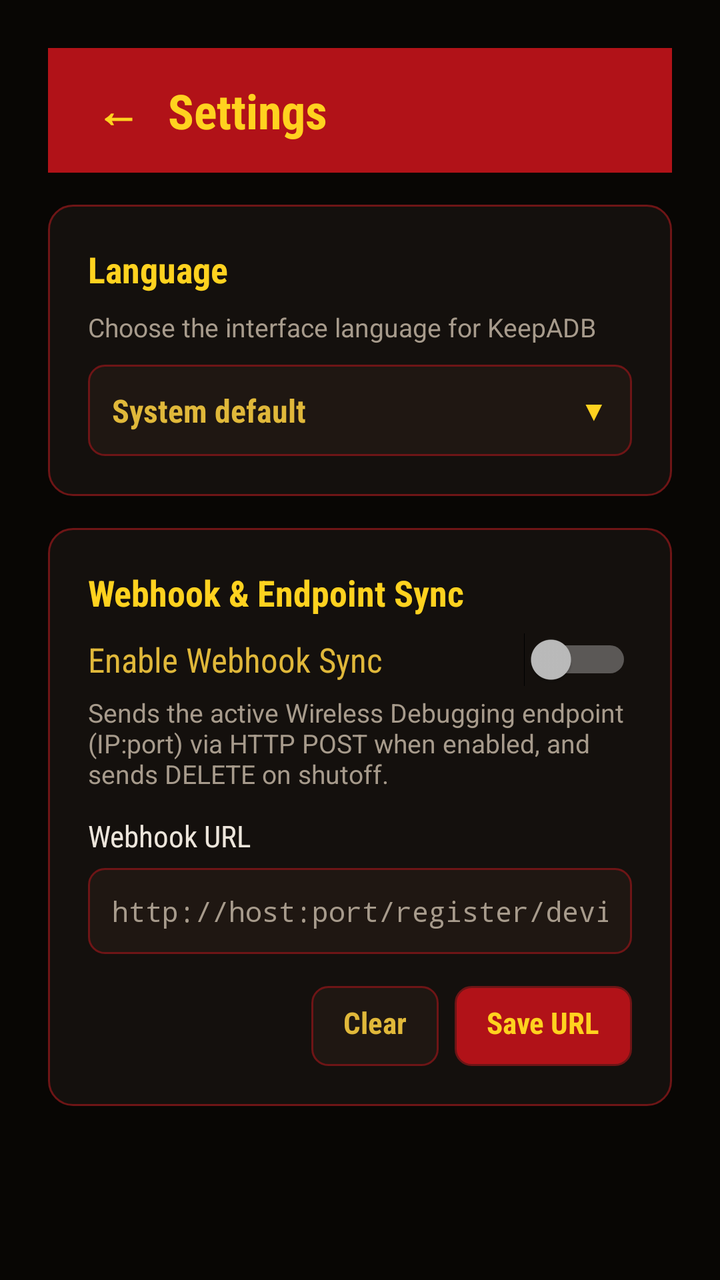
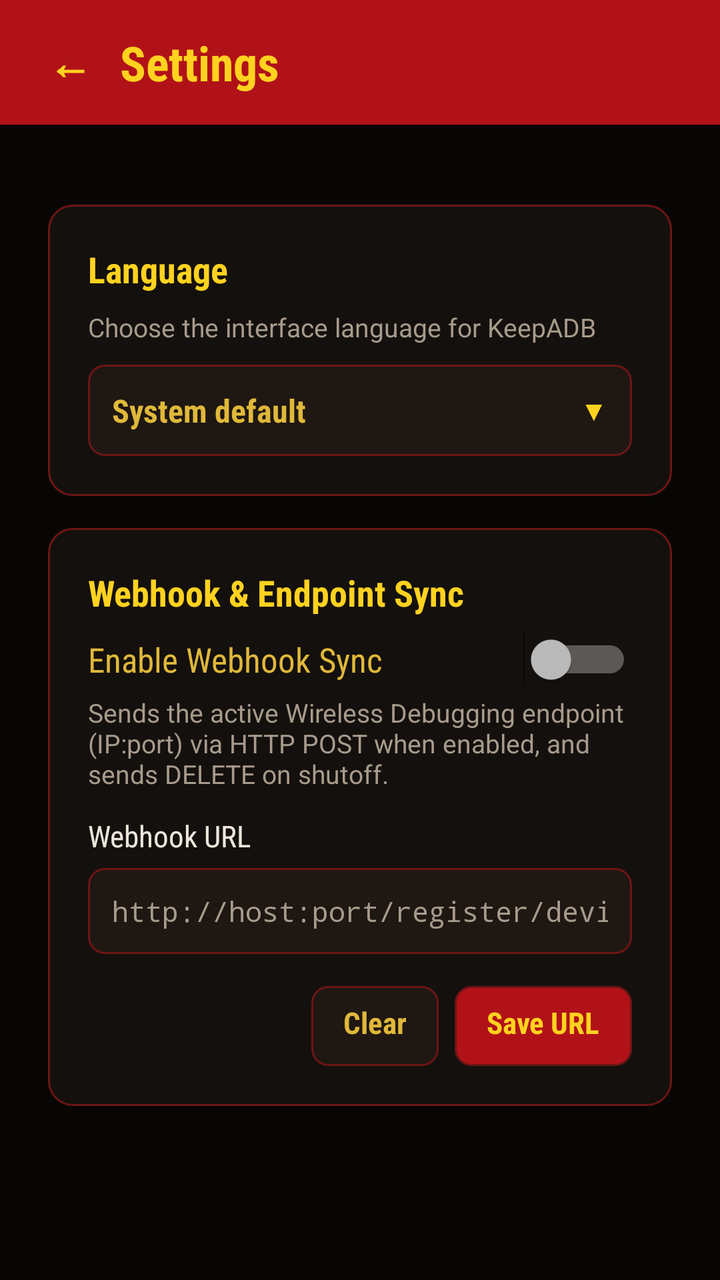

Compare the two renders of this Android layout. The source of the first and the diff that turns it into the second are given below.
<!-- AndroidManifest.xml: application theme Theme.KeepADB -->
<!-- res/layout/activity_settings.xml -->
<?xml version="1.0" encoding="utf-8"?>
<ScrollView xmlns:android="http://schemas.android.com/apk/res/android"
    android:layout_width="match_parent"
    android:layout_height="match_parent"
    android:background="@color/ground"
    android:fillViewport="true">

    <LinearLayout
        android:layout_width="match_parent"
        android:layout_height="wrap_content"
        android:orientation="vertical"
        android:padding="24dp">

        
        <LinearLayout
            android:layout_width="match_parent"
            android:layout_height="wrap_content"
            android:background="@color/banner_red"
            android:gravity="center_vertical"
            android:orientation="horizontal"
            android:padding="12dp">

            <Button
                android:id="@+id/btn_back"
                android:layout_width="wrap_content"
                android:layout_height="wrap_content"
                android:background="@drawable/bg_btn_header"
                android:fontFamily="sans-serif-condensed"
                android:minWidth="0dp"
                android:minHeight="36dp"
                android:paddingStart="12dp"
                android:paddingTop="4dp"
                android:paddingEnd="14dp"
                android:paddingBottom="4dp"
                android:text="←"
                android:textColor="@color/title_yellow"
                android:textSize="22sp"
                android:textStyle="bold" />

            <TextView
                android:layout_width="0dp"
                android:layout_height="wrap_content"
                android:layout_weight="1"
                android:fontFamily="sans-serif-condensed"
                android:text="@string/title_settings"
                android:textColor="@color/title_yellow"
                android:textSize="24sp"
                android:textStyle="bold" />
        </LinearLayout>

        
        <LinearLayout
            android:id="@+id/settings_permission_panel"
            android:layout_width="match_parent"
            android:layout_height="wrap_content"
            android:layout_marginTop="16dp"
            android:background="@drawable/bg_panel"
            android:orientation="vertical"
            android:visibility="gone">

            <TextView
                android:layout_width="match_parent"
                android:layout_height="wrap_content"
                android:fontFamily="sans-serif-condensed"
                android:text="@string/setup_title"
                android:textColor="@color/title_yellow"
                android:textSize="18sp"
                android:textStyle="bold" />

            <TextView
                android:layout_width="match_parent"
                android:layout_height="wrap_content"
                android:layout_marginTop="8dp"
                android:fontFamily="sans-serif"
                android:text="@string/settings_permission_warning"
                android:textColor="@color/night_text"
                android:textSize="13sp" />
        </LinearLayout>

        
        <LinearLayout
            android:id="@+id/settings_language_panel"
            android:layout_width="match_parent"
            android:layout_height="wrap_content"
            android:layout_marginTop="16dp"
            android:background="@drawable/bg_panel"
            android:orientation="vertical">

            <TextView
                android:layout_width="match_parent"
                android:layout_height="wrap_content"
                android:layout_marginBottom="8dp"
                android:fontFamily="sans-serif-condensed"
                android:text="@string/settings_section_language"
                android:textColor="@color/title_yellow"
                android:textSize="18sp"
                android:textStyle="bold" />

            <TextView
                android:layout_width="match_parent"
                android:layout_height="wrap_content"
                android:fontFamily="sans-serif"
                android:text="@string/settings_language_subtext"
                android:textColor="@color/night_muted"
                android:textSize="13sp" />

            <LinearLayout
                android:id="@+id/settings_language_selector"
                android:layout_width="match_parent"
                android:layout_height="wrap_content"
                android:layout_marginTop="10dp"
                android:background="@drawable/bg_card_clickable"
                android:clickable="true"
                android:focusable="true"
                android:gravity="center_vertical"
                android:orientation="horizontal"
                android:padding="12dp">

                <TextView
                    android:id="@+id/settings_language_selected_text"
                    android:layout_width="0dp"
                    android:layout_height="wrap_content"
                    android:layout_weight="1"
                    android:fontFamily="sans-serif-condensed"
                    android:text="@string/settings_language_system_default"
                    android:textColor="@color/text_yellow"
                    android:textSize="16sp"
                    android:textStyle="bold" />

                <TextView
                    android:layout_width="wrap_content"
                    android:layout_height="wrap_content"
                    android:fontFamily="sans-serif-condensed"
                    android:text="▼"
                    android:textColor="@color/title_yellow"
                    android:textSize="14sp" />
            </LinearLayout>
        </LinearLayout>

        
        <LinearLayout
            android:id="@+id/settings_webhook_panel"
            android:layout_width="match_parent"
            android:layout_height="wrap_content"
            android:layout_marginTop="16dp"
            android:background="@drawable/bg_panel"
            android:orientation="vertical">

            <TextView
                android:layout_width="match_parent"
                android:layout_height="wrap_content"
                android:layout_marginBottom="8dp"
                android:fontFamily="sans-serif-condensed"
                android:text="@string/settings_webhook_title"
                android:textColor="@color/title_yellow"
                android:textSize="18sp"
                android:textStyle="bold" />

            <Switch
                android:id="@+id/settings_webhook_toggle"
                android:layout_width="match_parent"
                android:layout_height="wrap_content"
                android:fontFamily="sans-serif-condensed"
                android:text="@string/settings_webhook_toggle"
                android:textColor="@color/text_yellow"
                android:textSize="17sp" />

            <TextView
                android:layout_width="match_parent"
                android:layout_height="wrap_content"
                android:layout_marginTop="4dp"
                android:layout_marginBottom="12dp"
                android:fontFamily="sans-serif"
                android:text="@string/settings_webhook_subtext"
                android:textColor="@color/night_muted"
                android:textSize="13sp" />

            <TextView
                android:layout_width="match_parent"
                android:layout_height="wrap_content"
                android:fontFamily="sans-serif-condensed"
                android:text="@string/settings_webhook_url_label"
                android:textColor="@color/night_text"
                android:textSize="15sp" />

            <EditText
                android:id="@+id/settings_webhook_url"
                android:layout_width="match_parent"
                android:layout_height="wrap_content"
                android:layout_marginTop="6dp"
                android:background="@drawable/bg_input"
                android:fontFamily="monospace"
                android:hint="@string/settings_webhook_url_hint"
                android:inputType="textUri"
                android:padding="12dp"
                android:textColor="@color/night_text"
                android:textColorHint="@color/night_muted"
                android:textSize="14sp" />

            <TextView
                android:id="@+id/settings_webhook_error"
                android:layout_width="match_parent"
                android:layout_height="wrap_content"
                android:layout_marginTop="6dp"
                android:fontFamily="sans-serif"
                android:textColor="@color/link_red"
                android:textSize="13sp"
                android:visibility="gone" />

            <LinearLayout
                android:layout_width="match_parent"
                android:layout_height="wrap_content"
                android:layout_marginTop="16dp"
                android:gravity="end"
                android:orientation="horizontal">

                <Button
                    android:id="@+id/settings_webhook_clear"
                    android:layout_width="wrap_content"
                    android:layout_height="wrap_content"
                    android:layout_marginEnd="8dp"
                    android:background="@drawable/bg_btn_secondary"
                    android:fontFamily="sans-serif-condensed"
                    android:minHeight="40dp"
                    android:paddingStart="16dp"
                    android:paddingTop="8dp"
                    android:paddingEnd="16dp"
                    android:paddingBottom="8dp"
                    android:text="@string/settings_webhook_btn_clear"
                    android:textColor="@color/text_yellow"
                    android:textSize="15sp"
                    android:textStyle="bold" />

                <Button
                    android:id="@+id/settings_webhook_save"
                    android:layout_width="wrap_content"
                    android:layout_height="wrap_content"
                    android:background="@drawable/bg_btn_primary"
                    android:fontFamily="sans-serif-condensed"
                    android:minHeight="40dp"
                    android:paddingStart="16dp"
                    android:paddingTop="8dp"
                    android:paddingEnd="16dp"
                    android:paddingBottom="8dp"
                    android:text="@string/settings_webhook_btn_save"
                    android:textColor="@color/title_yellow"
                    android:textSize="15sp"
                    android:textStyle="bold" />
            </LinearLayout>
        </LinearLayout>

    </LinearLayout>
</ScrollView>
<!-- resources referenced by this layout -->
<resources>
  <color name="banner_red">#B11218</color>
  <color name="ground">#080604</color>
  <color name="link_red">#E23A2E</color>
  <color name="night_muted">#A79B8C</color>
  <color name="night_text">#EDE6DC</color>
  <color name="text_yellow">#E0B83A</color>
  <color name="title_yellow">#FFD21F</color>
  <!-- drawable bg_input (drawable) -->
  <?xml version="1.0" encoding="utf-8"?>
  <selector xmlns:android="http://schemas.android.com/apk/res/android">
      <item android:state_focused="true">
          <shape>
              <solid android:color="@color/panel_strong" />
              <stroke android:width="1.5dp" android:color="@color/title_yellow" />
              <corners android:radius="@dimen/radius_control" />
          </shape>
      </item>
      <item>
          <shape>
              <solid android:color="@color/panel_strong" />
              <stroke android:width="1dp" android:color="@color/border_red" />
              <corners android:radius="@dimen/radius_control" />
          </shape>
      </item>
  </selector>
  <!-- drawable bg_panel (drawable) -->
  <?xml version="1.0" encoding="utf-8"?>
  <shape xmlns:android="http://schemas.android.com/apk/res/android">
      <solid android:color="@color/panel" />
      <stroke android:width="1dp" android:color="@color/border_red" />
      <corners android:radius="@dimen/radius_panel" />
      <padding android:left="20dp" android:top="20dp" android:right="20dp" android:bottom="20dp" />
  </shape>
  <string name="settings_language_subtext">Choose the interface language for KeepADB</string>
  <string name="settings_language_system_default">System default</string>
  <string name="settings_permission_warning">System permission WRITE_SECURE_SETTINGS missing. KeepADB cannot toggle Wireless Debugging until permission is granted.</string>
  <string name="settings_section_language">Language</string>
  <string name="settings_webhook_btn_clear">Clear</string>
  <string name="settings_webhook_btn_save">Save URL</string>
  <string name="settings_webhook_subtext">Sends the active Wireless Debugging endpoint (IP:port) via HTTP POST when enabled, and sends DELETE on shutoff.</string>
  <string name="settings_webhook_title">Webhook &amp; Endpoint Sync</string>
  <string name="settings_webhook_toggle">Enable Webhook Sync</string>
  <string name="settings_webhook_url_hint">http://host:port/register/device</string>
  <string name="settings_webhook_url_label">Webhook URL</string>
  <string name="setup_title">First-time setup</string>
  <string name="title_settings">Settings</string>
  <style name="Theme.KeepADB" parent="android:style/Theme.Material.NoActionBar">
          <item name="android:fontFamily">sans-serif</item>
          <item name="android:windowBackground">@color/ground</item>
          <item name="android:colorAccent">@color/title_yellow</item>
          <item name="android:colorControlActivated">@color/title_yellow</item>
          <item name="android:colorControlHighlight">@color/border_red</item>
          <item name="android:navigationBarColor">@color/ground</item>
          <item name="android:statusBarColor">@color/banner_red</item>
          <item name="android:windowLightStatusBar">false</item>
          <item name="android:textColorPrimary">@color/night_text</item>
          <item name="android:textColorSecondary">@color/night_muted</item>
      </style>
  <color name="primary_red">#D01822</color>
  <dimen name="radius_small">4dp</dimen>
  <color name="bright_yellow">#FFE15A</color>
  <dimen name="radius_control">8dp</dimen>
  <color name="border_red">#6E1516</color>
  <color name="panel_strong">#1F1712</color>
  <color name="panel">#14100D</color>
  <dimen name="radius_panel">12dp</dimen>
</resources>

<!-- the commit's change to res/layout/activity_settings.xml (unified diff, before → after) -->
@@ -1,52 +1,59 @@
 <?xml version="1.0" encoding="utf-8"?>
-<ScrollView xmlns:android="http://schemas.android.com/apk/res/android"
+<LinearLayout xmlns:android="http://schemas.android.com/apk/res/android"
     android:layout_width="match_parent"
     android:layout_height="match_parent"
     android:background="@color/ground"
-    android:fillViewport="true">
+    android:orientation="vertical">
+
+    
+    <LinearLayout
+        android:layout_width="match_parent"
+        android:layout_height="wrap_content"
+        android:background="@color/banner_red"
+        android:elevation="4dp"
+        android:gravity="center_vertical"
+        android:orientation="horizontal"
+        android:padding="12dp">
+
+        <Button
+            android:id="@+id/btn_back"
+            android:layout_width="wrap_content"
+            android:layout_height="wrap_content"
+            android:background="@drawable/bg_btn_header"
+            android:fontFamily="sans-serif-condensed"
+            android:minWidth="0dp"
+            android:minHeight="36dp"
+            android:paddingStart="12dp"
+            android:paddingTop="4dp"
+            android:paddingEnd="14dp"
+            android:paddingBottom="4dp"
+            android:text="←"
+            android:textColor="@color/title_yellow"
+            android:textSize="22sp"
+            android:textStyle="bold" />
+
+        <TextView
+            android:layout_width="0dp"
+            android:layout_height="wrap_content"
+            android:layout_weight="1"
+            android:fontFamily="sans-serif-condensed"
+            android:text="@string/title_settings"
+            android:textColor="@color/title_yellow"
+            android:textSize="24sp"
+            android:textStyle="bold" />
+    </LinearLayout>
+
+    <ScrollView
+        android:layout_width="match_parent"
+        android:layout_height="0dp"
+        android:layout_weight="1"
+        android:fillViewport="true">
 
     <LinearLayout
         android:layout_width="match_parent"
         android:layout_height="wrap_content"
         android:orientation="vertical"
         android:padding="24dp">
-
-        
-        <LinearLayout
-            android:layout_width="match_parent"
-            android:layout_height="wrap_content"
-            android:background="@color/banner_red"
-            android:gravity="center_vertical"
-            android:orientation="horizontal"
-            android:padding="12dp">
-
-            <Button
-                android:id="@+id/btn_back"
-                android:layout_width="wrap_content"
-                android:layout_height="wrap_content"
-                android:background="@drawable/bg_btn_header"
-                android:fontFamily="sans-serif-condensed"
-                android:minWidth="0dp"
-                android:minHeight="36dp"
-                android:paddingStart="12dp"
-                android:paddingTop="4dp"
-                android:paddingEnd="14dp"
-                android:paddingBottom="4dp"
-                android:text="←"
-                android:textColor="@color/title_yellow"
-                android:textSize="22sp"
-                android:textStyle="bold" />
-
-            <TextView
-                android:layout_width="0dp"
-                android:layout_height="wrap_content"
-                android:layout_weight="1"
-                android:fontFamily="sans-serif-condensed"
-                android:text="@string/title_settings"
-                android:textColor="@color/title_yellow"
-                android:textSize="24sp"
-                android:textStyle="bold" />
-        </LinearLayout>
 
         
         <LinearLayout
@@ -250,4 +257,5 @@
         </LinearLayout>
 
     </LinearLayout>
-</ScrollView>
+    </ScrollView>
+</LinearLayout>
